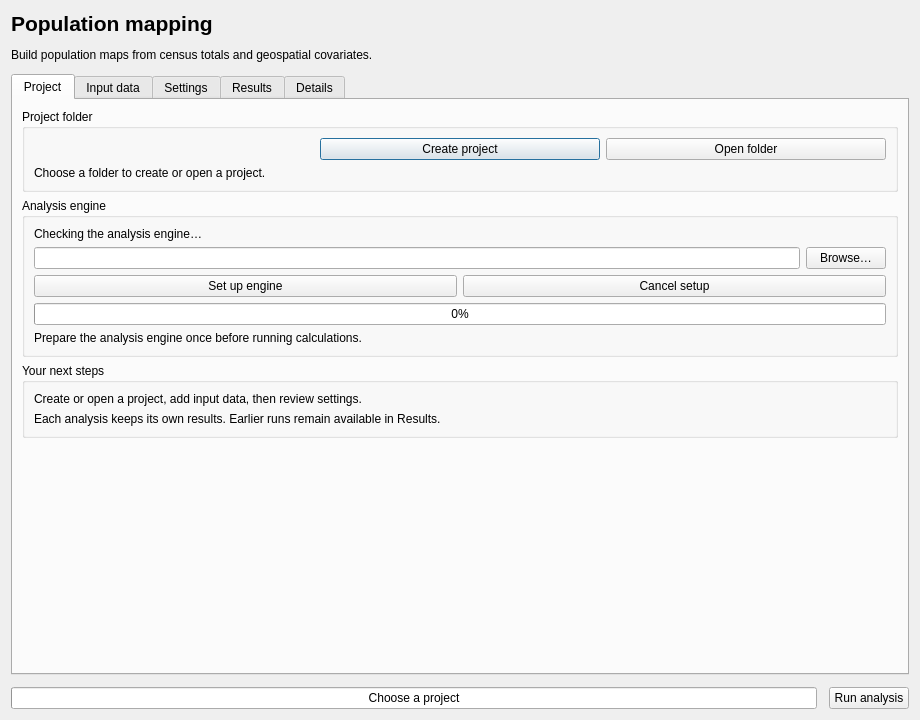
The window that gui/forms/main_dialog.ui (wpgp/QGIS-pypopRF) describes before a commit, drawn with Qt 5.
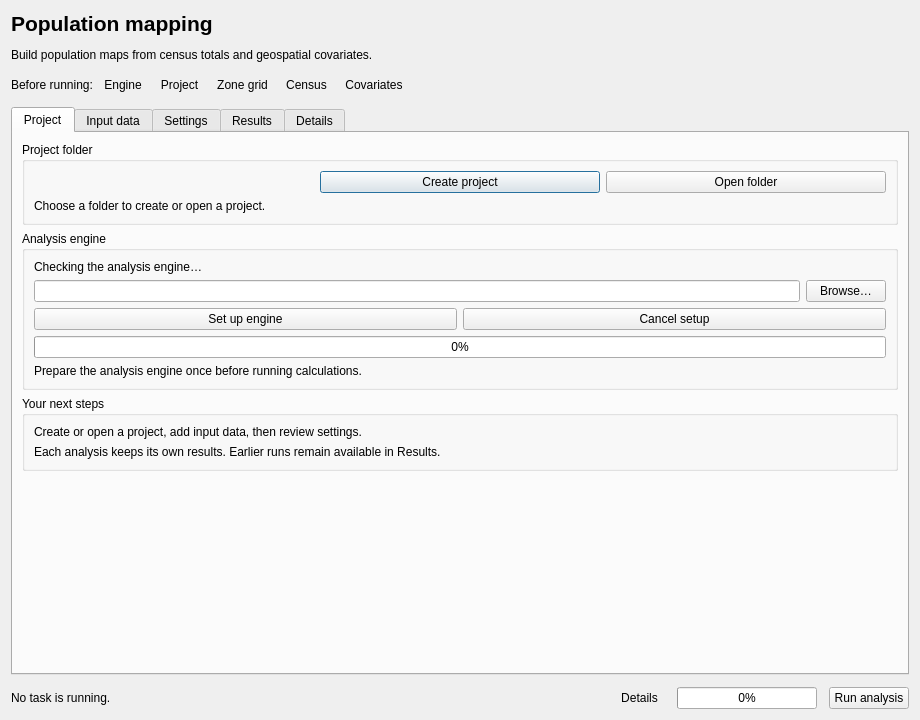
The same window after the commit. Custom widgets are drawn as their Qt base class.

Commit message: feat: refresh native workflow and protect project write locations

What changed in the file:
```diff
--- a/gui/forms/main_dialog.ui
+++ b/gui/forms/main_dialog.ui
@@ -46,6 +46,98 @@
           </property>
         </widget>
       </item>
+      <item>
+        <layout class="QHBoxLayout" name="readinessRowLayout">
+          <property name="spacing">
+            <number>4</number>
+          </property>
+          <item>
+            <widget class="QLabel" name="readinessRowLabel">
+              <property name="text">
+                <string>Before running:</string>
+              </property>
+            </widget>
+          </item>
+          <item>
+            <widget class="QToolButton" name="engineReadyButton">
+              <property name="text">
+                <string>Engine</string>
+              </property>
+              <property name="toolButtonStyle">
+                <enum>Qt::ToolButtonTextBesideIcon</enum>
+              </property>
+              <property name="autoRaise">
+                <bool>true</bool>
+              </property>
+            </widget>
+          </item>
+          <item>
+            <widget class="QToolButton" name="projectReadyButton">
+              <property name="text">
+                <string>Project</string>
+              </property>
+              <property name="toolButtonStyle">
+                <enum>Qt::ToolButtonTextBesideIcon</enum>
+              </property>
+              <property name="autoRaise">
+                <bool>true</bool>
+              </property>
+            </widget>
+          </item>
+          <item>
+            <widget class="QToolButton" name="zoneGridReadyButton">
+              <property name="text">
+                <string>Zone grid</string>
+              </property>
+              <property name="toolButtonStyle">
+                <enum>Qt::ToolButtonTextBesideIcon</enum>
+              </property>
+              <property name="autoRaise">
+                <bool>true</bool>
+              </property>
+            </widget>
+          </item>
+          <item>
+            <widget class="QToolButton" name="censusReadyButton">
+              <property name="text">
+                <string>Census</string>
+              </property>
+              <property name="toolButtonStyle">
+                <enum>Qt::ToolButtonTextBesideIcon</enum>
+              </property>
+              <property name="autoRaise">
+                <bool>true</bool>
+              </property>
+            </widget>
+          </item>
+          <item>
+            <widget class="QToolButton" name="covariatesReadyButton">
+              <property name="text">
+                <string>Covariates</string>
+              </property>
+              <property name="toolButtonStyle">
+                <enum>Qt::ToolButtonTextBesideIcon</enum>
+              </property>
+              <property name="autoRaise">
+                <bool>true</bool>
+              </property>
+            </widget>
+          </item>
+          <item>
+            <spacer name="readinessRowSpacer">
+              <property name="orientation">
+                <enum>Qt::Horizontal</enum>
+              </property>
+              <property name="sizeHint" stdset="0">
+                <size>
+                  <width>20</width>
+                  <height>20</height>
+                </size>
+              </property>
+            </spacer>
+          </item>
+        </layout>
+      </item>
       <item>
         <widget class="QTabWidget" name="mainTabWidget">
           <property name="currentIndex">
@@ -708,13 +800,57 @@
       </item>
       <item>
         <layout class="QHBoxLayout" name="runActionsLayout">
+          <item>
+            <widget class="QLabel" name="statusLabel">
+              <property name="sizePolicy">
+                <sizepolicy hsizetype="Expanding" vsizetype="Preferred">
+                  <horstretch>1</horstretch>
+                  <verstretch>0</verstretch>
+                </sizepolicy>
+              </property>
+              <property name="text">
+                <string>No task is running.</string>
+              </property>
+              <property name="textFormat">
+                <enum>Qt::PlainText</enum>
+              </property>
+              <property name="wordWrap">
+                <bool>true</bool>
+              </property>
+            </widget>
+          </item>
+          <item>
+            <widget class="QToolButton" name="statusDetailsButton">
+              <property name="text">
+                <string>Details</string>
+              </property>
+              <property name="toolTip">
+                <string>Show the complete processing messages</string>
+              </property>
+              <property name="autoRaise">
+                <bool>true</bool>
+              </property>
+            </widget>
+          </item>
           <item>
             <widget class="QProgressBar" name="mainProgressBar">
+              <property name="minimumSize">
+                <size>
+                  <width>140</width>
+                  <height>0</height>
+                </size>
+              </property>
+              <property name="maximumSize">
+                <size>
+                  <width>220</width>
+                  <height>16777215</height>
+                </size>
+              </property>
               <property name="value">
                 <number>0</number>
               </property>
               <property name="format">
-                <string>Choose a project</string>
+                <string>%p%</string>
               </property>
             </widget>
           </item>
```
The commit also changes 24 other files.
